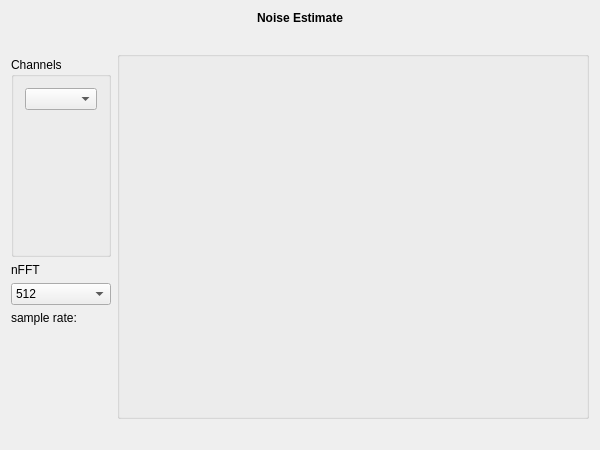
Qt form applications/mne_x/plugins/noise/FormFiles/noiseestimatesetup.ui (mne-tools/mne-cpp) before a commit.
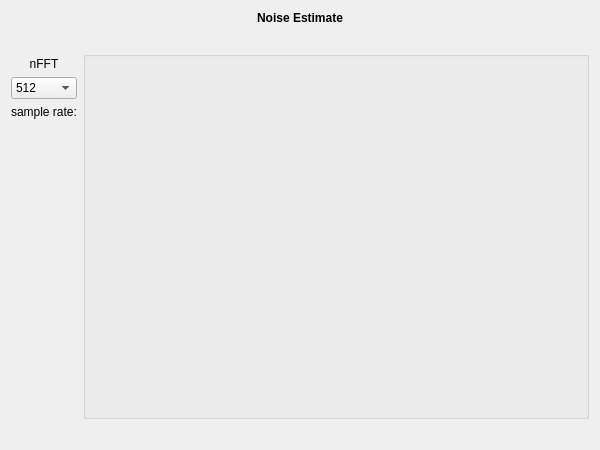
The same form after that commit.

The edit to the form file:
```diff
--- a/applications/mne_x/plugins/noise/FormFiles/noiseestimatesetup.ui
+++ b/applications/mne_x/plugins/noise/FormFiles/noiseestimatesetup.ui
@@ -48,7 +48,14 @@
    </item>
    <item>
     <layout class="QGridLayout" name="m_qGridLayout_main">
-     <item row="3" column="0">
+     <item row="4" column="0">
+      <widget class="QLabel" name="m_qlabel_fs">
+       <property name="text">
+        <string/>
+       </property>
+      </widget>
+     </item>
+     <item row="2" column="0">
       <widget class="QComboBox" name="m_cb_nFFT">
        <item>
         <property name="text">
@@ -82,58 +89,24 @@
        </item>
       </widget>
      </item>
-     <item row="4" column="0">
+     <item row="3" column="0">
       <widget class="QLabel" name="label_2">
        <property name="text">
         <string>sample rate:</string>
        </property>
       </widget>
      </item>
-     <item row="2" column="0">
+     <item row="1" column="0">
       <widget class="QLabel" name="label">
        <property name="text">
         <string>nFFT</string>
        </property>
-      </widget>
-     </item>
-     <item row="1" column="0">
-      <widget class="QGroupBox" name="m_qGroupBox_Channels">
-       <property name="sizePolicy">
-        <sizepolicy hsizetype="Preferred" vsizetype="Minimum">
-         <horstretch>0</horstretch>
-         <verstretch>0</verstretch>
-        </sizepolicy>
+       <property name="alignment">
+        <set>Qt::AlignCenter</set>
        </property>
-       <property name="minimumSize">
-        <size>
-         <width>0</width>
-         <height>200</height>
-        </size>
-       </property>
-       <property name="title">
-        <string>Channels</string>
-       </property>
-       <layout class="QGridLayout" name="m_qGridLayout_Channels">
-        <item row="0" column="0">
-         <widget class="QComboBox" name="m_qcbChannel"/>
-        </item>
-        <item row="1" column="0">
-         <spacer name="verticalSpacer">
-          <property name="orientation">
-           <enum>Qt::Vertical</enum>
-          </property>
-          <property name="sizeHint" stdset="0">
-           <size>
-            <width>20</width>
-            <height>40</height>
-           </size>
-          </property>
-         </spacer>
-        </item>
-       </layout>
       </widget>
      </item>
-     <item row="7" column="1">
+     <item row="6" column="1">
       <spacer name="m_qHorizontalSpacer_About">
        <property name="orientation">
         <enum>Qt::Horizontal</enum>
@@ -146,7 +119,7 @@
        </property>
       </spacer>
      </item>
-     <item row="0" column="1" rowspan="7" colspan="2">
+     <item row="0" column="1" rowspan="6" colspan="2">
       <widget class="QGroupBox" name="m_qGroupBox_Information">
        <property name="title">
         <string/>
@@ -158,7 +131,7 @@
        </layout>
       </widget>
      </item>
-     <item row="6" column="0">
+     <item row="5" column="0">
       <spacer name="m_qVerticalSpacer_LeftRow">
        <property name="orientation">
         <enum>Qt::Vertical</enum>
@@ -171,13 +144,6 @@
        </property>
       </spacer>
      </item>
-     <item row="5" column="0">
-      <widget class="QLabel" name="m_qlabel_fs">
-       <property name="text">
-        <string/>
-       </property>
-      </widget>
-     </item>
     </layout>
    </item>
   </layout>
```
